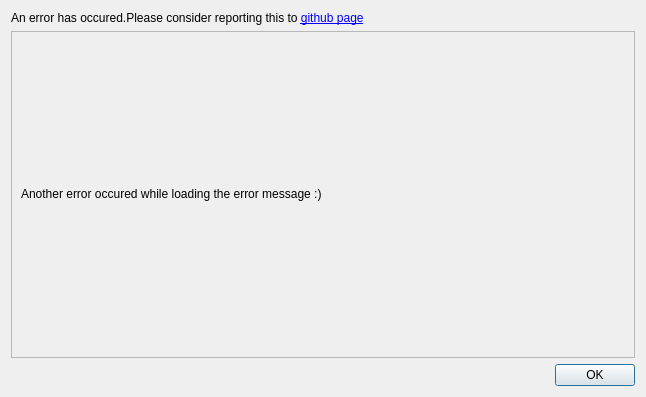
Before: the Qt Designer form ui/error_dialog.ui in Thenujan-0/grub-editor, drawn with Qt 5.
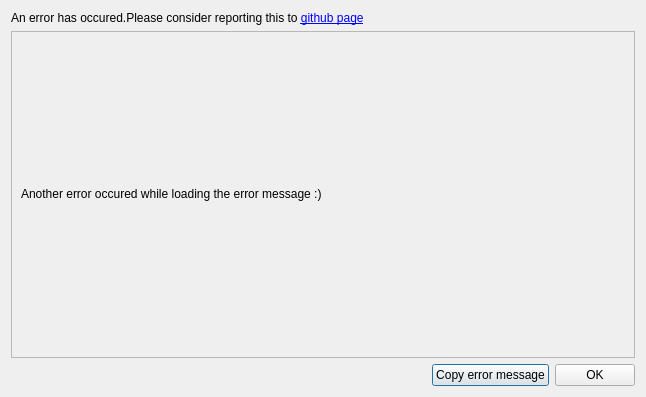
After: the same form once the commit is applied.

Commit message: Added ability to copy error message on error dialog

What changed in the file:
```diff
--- a/ui/error_dialog.ui
+++ b/ui/error_dialog.ui
@@ -76,6 +76,13 @@
          </property>
         </spacer>
        </item>
+       <item>
+        <widget class="QPushButton" name="btn_copy">
+         <property name="text">
+          <string>Copy error message</string>
+         </property>
+        </widget>
+       </item>
        <item>
         <widget class="QPushButton" name="btn_ok">
          <property name="text">
```
Left out of the diff: 4 changed lines with no effect on the pictures. The commit also changes 1 other file.
